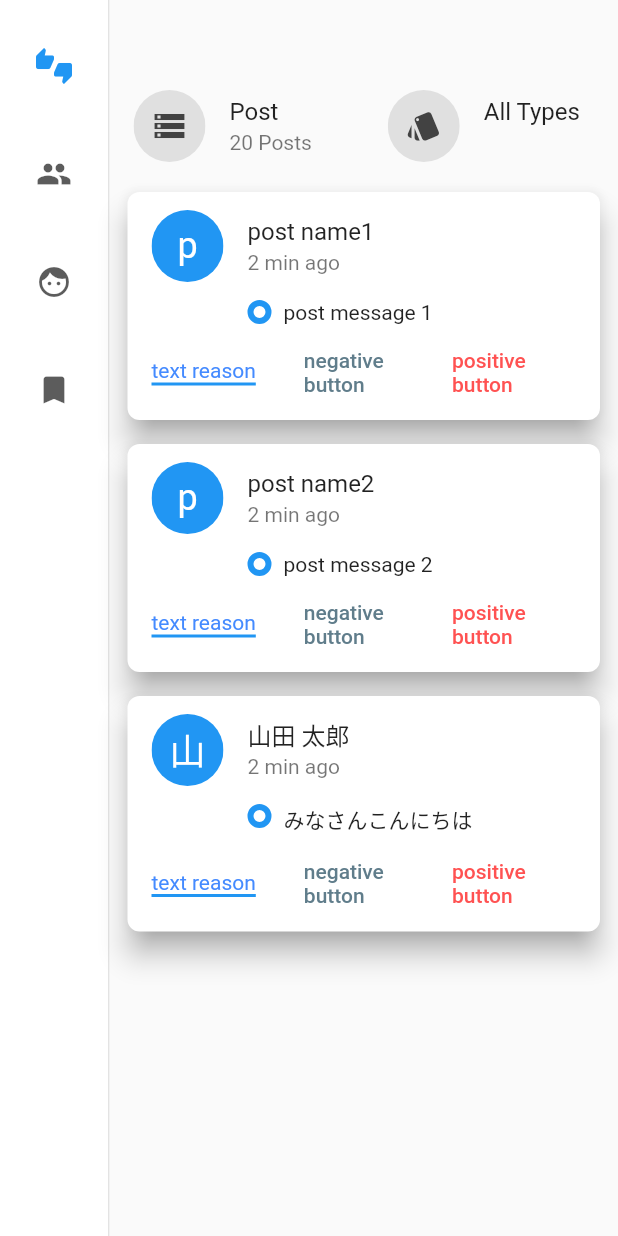
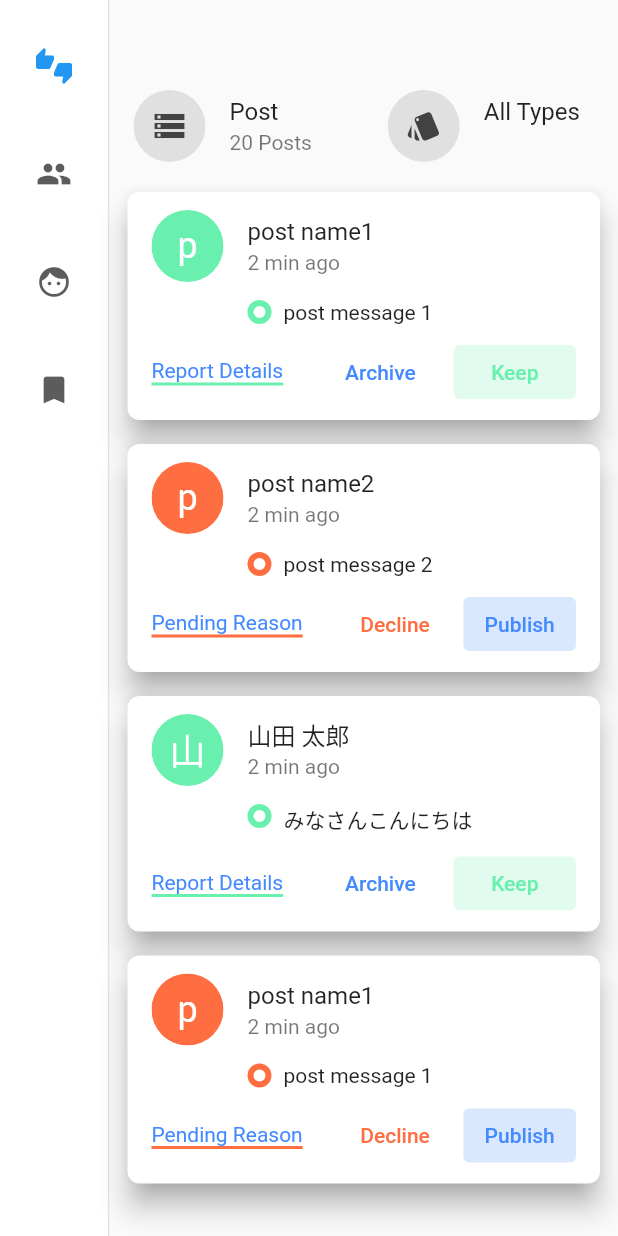
Before and after one commit to shibayamasho/ui_lesson_app, a Flutter app: the screen it shows after launch, on a phone screen of 412 x 824 dp. Run offline on Flutter 3.47's test engine with Material 2 defaults, Android fonts, the phone set to English and light mode, and no system bars.

Commit message:
PostGreen PostRedクラス

```diff
--- a/lib/widgets/post_card.dart
+++ b/lib/widgets/post_card.dart
@@ -6,7 +6,23 @@ import '../models/post.dart';
 
 class PostCard extends StatelessWidget {
   final Post post;
-  const PostCard({required this.post, super.key});
+  final String textReason;
+  final Color colorPrimary;
+  final Color colorPositive;
+  final Color colorNegative;
+  final String textPositive;
+  final String textNegative;
+
+  const PostCard({
+    required this.post,
+    required this.textReason,
+    required this.colorPrimary,
+    required this.colorPositive,
+    required this.colorNegative,
+    required this.textPositive,
+    required this.textNegative,
+    super.key,
+  });
 
   @override
   Widget build(BuildContext context) {
@@ -23,7 +39,7 @@ class PostCard extends StatelessWidget {
               subtitle: const Text('2 min ago'),
               leading: ClipOval(
                 child: Container(
-                  color: Colors.blue, //
+                  color: colorPrimary,
                   width: 48,
                   height: 48,
                   child: Center(
@@ -45,7 +61,7 @@ class PostCard extends StatelessWidget {
                     width: 16,
                     height: 16,
                     decoration: BoxDecoration(
-                      border: Border.all(color: Colors.blue, width: 4),
+                      border: Border.all(color: colorPrimary, width: 4),
                       borderRadius: BorderRadius.circular(8),
                     ),
                   ),
@@ -64,13 +80,13 @@ class PostCard extends StatelessWidget {
                     decoration: BoxDecoration(
                       border: Border(
                         bottom: BorderSide(
-                          color: Colors.blue, //
+                          color: colorPrimary,
                           width: 2,
                         ),
                       ),
                     ),
                     child: Text(
-                      'text reason', //
+                      textReason, //
                       style: TextStyle(color: Colors.blueAccent),
                     ),
                   ),
@@ -78,20 +94,21 @@ class PostCard extends StatelessWidget {
                   Expanded(
                     child: TextButton(
                       style: TextButton.styleFrom(
-                        primary: Colors.blueGrey,
+                        primary: colorNegative,
                       ),
                       onPressed: (() {}),
-                      child: Text("negative button"), //
+                      child: Text(textNegative),
                     ),
                   ),
                   const SizedBox(width: 8),
                   Expanded(
                     child: TextButton(
                       style: TextButton.styleFrom(
-                        primary: Colors.redAccent,
+                        primary: colorPositive,
+                        backgroundColor: colorPositive.withOpacity(0.2),
                       ),
                       onPressed: (() {}),
-                      child: Text("positive button"), //
+                      child: Text(textPositive),
                     ),
                   ),
                 ],
--- /dev/null
+++ b/lib/widgets/post_green.dart
@@ -0,0 +1,24 @@
+import 'package:flutter/material.dart';
+import 'package:flutter/src/widgets/container.dart';
+import 'package:flutter/src/widgets/framework.dart';
+import 'package:ui_app/widgets/post_card.dart';
+
+import '../models/post.dart';
+
+class PostGreen extends StatelessWidget {
+  final Post post;
+  const PostGreen({required this.post, super.key});
+
+  @override
+  Widget build(BuildContext context) {
+    return PostCard(
+      post: post,
+      colorPrimary: Colors.greenAccent,
+      colorPositive: Colors.greenAccent,
+      colorNegative: Colors.blueAccent,
+      textReason: 'Report Details',
+      textPositive: 'Keep',
+      textNegative: 'Archive',
+    );
+  }
+}
--- a/lib/widgets/post_list.dart
+++ b/lib/widgets/post_list.dart
@@ -3,6 +3,8 @@ import 'package:flutter/src/widgets/container.dart';
 import 'package:flutter/src/widgets/framework.dart';
 import 'package:ui_app/models/post.dart';
 import 'package:ui_app/widgets/post_card.dart';
+import 'package:ui_app/widgets/post_green.dart';
+import 'package:ui_app/widgets/post_red.dart';
 import 'post_header.dart';
 
 class PostList extends StatelessWidget {
@@ -21,10 +23,11 @@ class PostList extends StatelessWidget {
           Expanded(
             child: ListView(
               children: [
-                PostHeader(),
-                PostCard(post: post1),
-                PostCard(post: post2),
-                PostCard(post: post3),
+                const PostHeader(),
+                PostGreen(post: post1),
+                PostRed(post: post2),
+                PostGreen(post: post3),
+                PostRed(post: post1),
               ],
             ),
           ),
--- /dev/null
+++ b/lib/widgets/post_red.dart
@@ -0,0 +1,24 @@
+import 'package:flutter/material.dart';
+import 'package:flutter/src/widgets/container.dart';
+import 'package:flutter/src/widgets/framework.dart';
+import 'package:ui_app/widgets/post_card.dart';
+
+import '../models/post.dart';
+
+class PostRed extends StatelessWidget {
+  final Post post;
+  const PostRed({required this.post, super.key});
+
+  @override
+  Widget build(BuildContext context) {
+    return PostCard(
+      post: post,
+      colorPrimary: Colors.deepOrangeAccent,
+      colorPositive: Colors.blueAccent,
+      colorNegative: Colors.deepOrangeAccent,
+      textReason: 'Pending Reason',
+      textPositive: 'Publish',
+      textNegative: 'Decline',
+    );
+  }
+}
```
